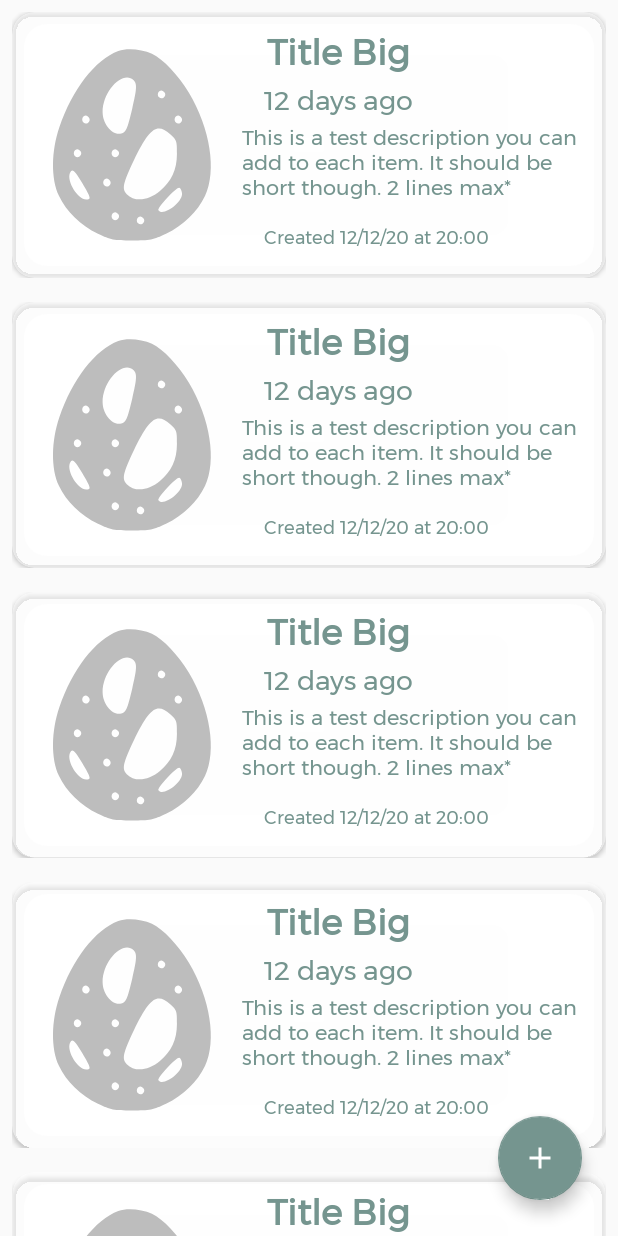
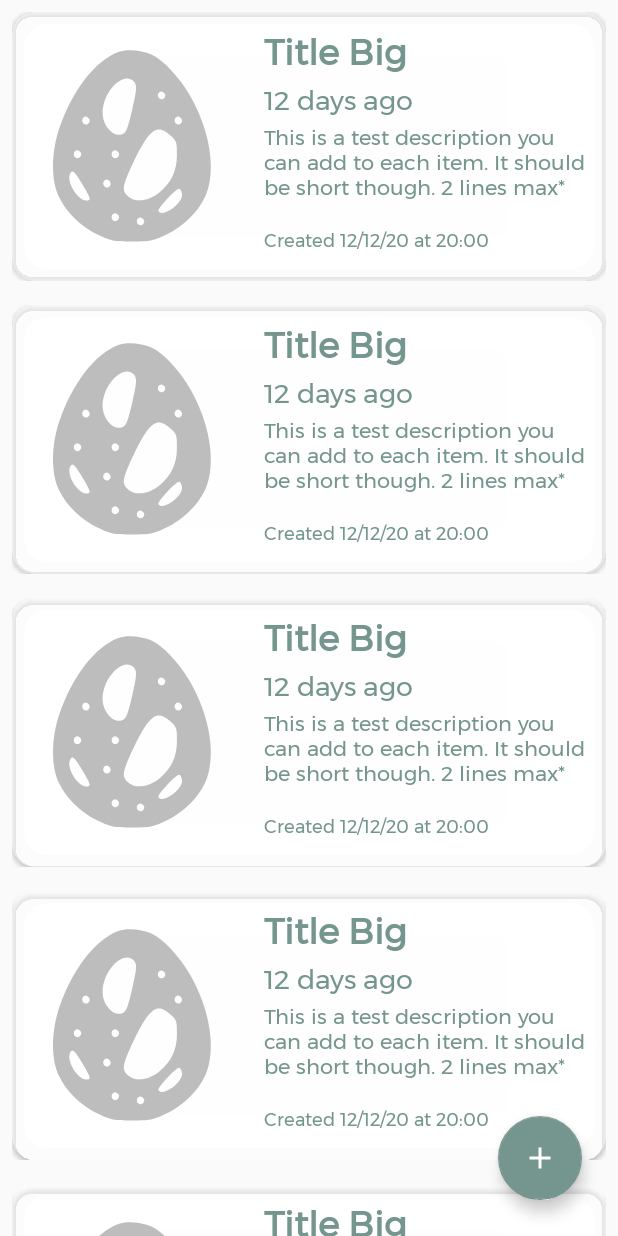
Before and after one commit to TanyaStk/Incubator, an Android app: the layout fragment_habit_list.xml on its own in the app's theme, with its tools: preview values and no code run, on a phone screen of 412 x 824 dp. Run offline under Robolectric (Android 15) with nearby library versions, the phone set to English and light mode, and no system bars.

Commit message:
Fixed alignment of recycler_habit_item.xml

```diff
--- a/app/src/main/res/layout/recycler_habit_item.xml
+++ b/app/src/main/res/layout/recycler_habit_item.xml
@@ -18,6 +18,7 @@
         app:cardCornerRadius="15dp">
 
 
+
         <LinearLayout
             android:layout_width="match_parent"
             android:layout_height="wrap_content"
@@ -28,16 +29,16 @@
 
 
             <LinearLayout
-                android:layout_width="match_parent"
+                android:layout_width="220dp"
                 android:layout_height="wrap_content"
+                android:layout_gravity="end"
                 android:orientation="vertical">
 
                 <TextView
                     android:id="@+id/tv_item_title"
                     android:layout_width="wrap_content"
                     android:layout_height="wrap_content"
-                    android:layout_gravity="center"
-                    android:layout_marginStart="20dp"
+                    android:layout_gravity="start"
                     android:text="@string/title_big"
                     android:textColor="@color/colorPrimaryDark"
                     android:textSize="24sp"
@@ -47,18 +48,16 @@
                     android:id="@+id/tv_timeElapsed"
                     android:layout_width="wrap_content"
                     android:layout_height="wrap_content"
-                    android:layout_gravity="center"
-                    android:layout_marginStart="20dp"
+                    android:layout_gravity="start"
                     android:textColor="@color/colorPrimaryDark"
                     android:textSize="18sp"
                     tools:text="12 days ago" />
 
                 <TextView
                     android:id="@+id/tv_item_description"
-                    android:layout_width="229dp"
-                    android:layout_height="58dp"
-                    android:layout_gravity="center"
-                    android:layout_marginStart="70dp"
+                    android:layout_width="220dp"
+                    android:layout_height="60dp"
+                    android:layout_gravity="start"
                     android:maxLines="4"
                     android:textColor="@color/colorPrimaryDark"
                     android:textSize="14sp"
@@ -68,9 +67,8 @@
                     android:id="@+id/tv_item_createdTimeStamp"
                     android:layout_width="wrap_content"
                     android:layout_height="wrap_content"
-                    android:layout_gravity="end"
+                    android:layout_gravity="start"
                     android:layout_marginTop="10dp"
-                    android:layout_marginEnd="70dp"
                     android:layout_marginBottom="10dp"
                     android:maxLines="2"
                     android:textColor="@color/colorPrimaryDark"
```
